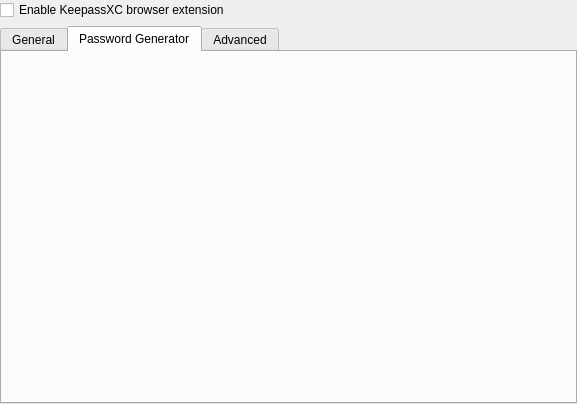
The window that src/browser/BrowserOptionDialog.ui (Myria-de/keepassxc) describes before a commit, drawn with Qt 5.
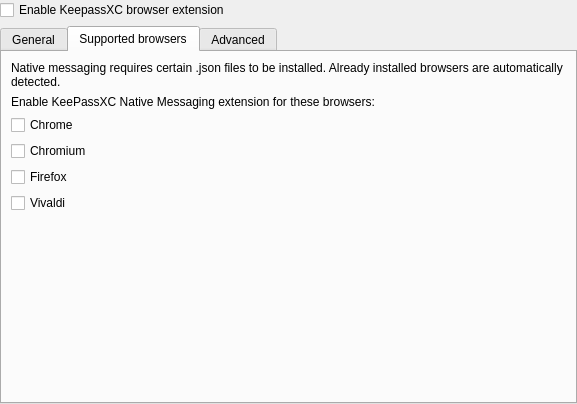
The same window after the commit. The open tabs and pages were chosen to show the change. Custom widgets are drawn as their Qt base class.

Commit message: Removed password generator copy. Added Supported Browsers tab for json script installation.

Diff of the .ui file:
```diff
--- a/src/browser/BrowserOptionDialog.ui
+++ b/src/browser/BrowserOptionDialog.ui
@@ -131,12 +131,69 @@
      </widget>
      <widget class="QWidget" name="tab_3">
       <attribute name="title">
-       <string>Password Generator</string>
+       <string>Supported browsers</string>
       </attribute>
       <layout class="QVBoxLayout" name="verticalLayout_4">
-       <item>
+       <!--<item>
         <widget class="PasswordGeneratorWidget" name="passwordGenerator" native="true"/>
-       </item>
+        </item>-->
+        <item>
+          <widget class="QLabel" name="browserLabel1">
+           <property name="text">
+            <string>Native messaging requires certain .json files to be installed. Already installed browsers are automatically detected.</string>
+           </property>
+           <property name="wordWrap">
+            <bool>true</bool>
+           </property>
+          </widget>
+        </item>
+        <item>
+          <widget class="QLabel" name="browserLabel2">
+           <property name="text">
+            <string>Enable KeePassXC Native Messaging extension for these browsers:</string>
+           </property>
+          </widget>
+        </item>
+        <item>
+         <widget class="QCheckBox" name="chromeSupport">
+          <property name="text">
+           <string>Chrome</string>
+          </property>
+          <property name="checked">
+           <bool>false</bool>
+          </property>
+         </widget>
+        </item>
+        <item>
+         <widget class="QCheckBox" name="chromiumSupport">
+          <property name="text">
+           <string>Chromium</string>
+          </property>
+          <property name="checked">
+           <bool>false</bool>
+          </property>
+         </widget>
+        </item>
+        <item>
+         <widget class="QCheckBox" name="firefoxSupport">
+          <property name="text">
+           <string>Firefox</string>
+          </property>
+          <property name="checked">
+           <bool>false</bool>
+          </property>
+         </widget>
+        </item>
+        <item>
+         <widget class="QCheckBox" name="vivaldiSupport">
+          <property name="text">
+           <string>Vivaldi</string>
+          </property>
+          <property name="checked">
+           <bool>false</bool>
+          </property>
+         </widget>
+        </item>
        <item>
         <spacer name="verticalSpacer_3">
          <property name="orientation">
```
Left out of the diff: 4 changed lines with no effect on the pictures. The commit also changes 6 other files.
